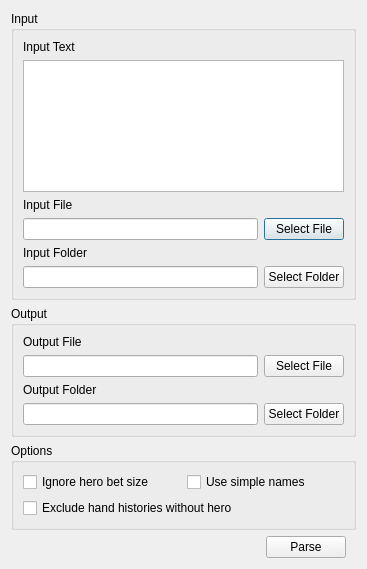
Old version of the form src/historyparser.ui in the repository Z0mBee/HandHistoryParser.
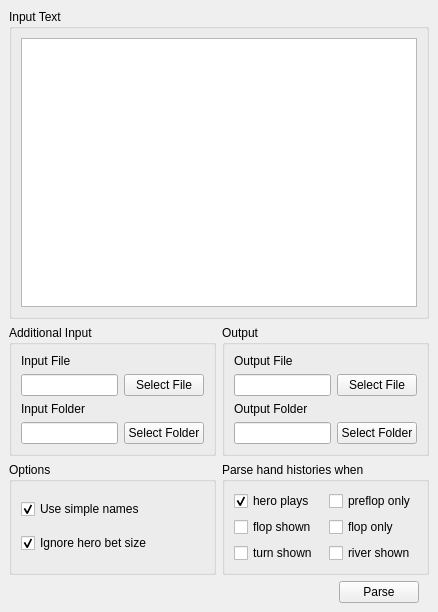
New version of the form. Icons and pictures are not drawn.

The edit to the form file:
```diff
--- a/src/historyparser.ui
+++ b/src/historyparser.ui
@@ -1,13 +1,13 @@
 <?xml version="1.0" encoding="UTF-8"?>
 <ui version="4.0">
- <class>HandHistoryParserDlg</class>
- <widget class="QDialog" name="HandHistoryParserDlg">
+ <class>HistoryParserWindow</class>
+ <widget class="QMainWindow" name="HistoryParserWindow">
   <property name="geometry">
    <rect>
     <x>0</x>
     <y>0</y>
-    <width>367</width>
-    <height>569</height>
+    <width>438</width>
+    <height>612</height>
    </rect>
   </property>
   <property name="windowTitle">
@@ -17,23 +17,29 @@
    <iconset>
     <normaloff>images/transfer.ico</normaloff>images/transfer.ico</iconset>
   </property>
-  <layout class="QVBoxLayout" name="verticalLayout_4">
-   <item>
-    <widget class="QGroupBox" name="groupBox">
+  <property name="tabShape">
+   <enum>QTabWidget::Rounded</enum>
+  </property>
+  <widget class="QWidget" name="centralwidget">
+   <layout class="QGridLayout" name="gridLayout_2">
+    <item row="0" column="0" colspan="2">
+     <widget class="QGroupBox" name="groupBox_5">
      <property name="title">
-      <string>Input</string>
-     </property>
-     <layout class="QVBoxLayout" name="verticalLayout">
-      <item>
-       <widget class="QLabel" name="label">
-        <property name="text">
          <string>Input Text</string>
         </property>
-       </widget>
-      </item>
+      <layout class="QVBoxLayout" name="verticalLayout_5">
       <item>
        <widget class="QTextEdit" name="textEditHistory"/>
       </item>
+      </layout>
+     </widget>
+    </item>
+    <item row="1" column="0">
+     <widget class="QGroupBox" name="groupBox">
+      <property name="title">
+       <string>Additional Input</string>
+      </property>
+      <layout class="QVBoxLayout" name="verticalLayout">
       <item>
        <widget class="QLabel" name="label_2">
         <property name="text">
@@ -87,7 +93,7 @@
      </layout>
     </widget>
    </item>
-   <item>
+    <item row="1" column="1">
     <widget class="QGroupBox" name="groupBox_2">
      <property name="title">
       <string>Output</string>
@@ -146,58 +152,90 @@
      </layout>
     </widget>
    </item>
-   <item>
+    <item row="2" column="0">
     <widget class="QGroupBox" name="groupBox_3">
      <property name="title">
       <string>Options</string>
      </property>
      <layout class="QVBoxLayout" name="verticalLayout_3">
       <item>
-       <layout class="QHBoxLayout" name="horizontalLayout_6">
-        <item>
-         <widget class="QCheckBox" name="checkBoxIgnoreBetSize">
-          <property name="text">
-           <string>Ignore hero bet size</string>
-          </property>
-         </widget>
-        </item>
-        <item>
          <widget class="QCheckBox" name="checkBoxSimpleNames">
           <property name="text">
            <string>Use simple names</string>
           </property>
-         </widget>
-        </item>
-       </layout>
-      </item>
-      <item>
-       <layout class="QHBoxLayout" name="horizontalLayout_7">
-        <item>
-         <widget class="QCheckBox" name="checkBoxExcludeNoHeroHH">
+         <property name="checked">
+          <bool>true</bool>
+         </property>
+        </widget>
+       </item>
+       <item>
+        <widget class="QCheckBox" name="checkBoxIgnoreBetSize">
+         <property name="text">
+          <string>Ignore hero bet size</string>
+         </property>
+         <property name="checked">
+          <bool>true</bool>
+         </property>
+        </widget>
+       </item>
+      </layout>
+     </widget>
+    </item>
+    <item row="2" column="1">
+     <widget class="QGroupBox" name="groupBox_4">
+      <property name="title">
+       <string>Parse hand histories when</string>
+      </property>
+      <layout class="QGridLayout" name="gridLayout">
+       <item row="0" column="0">
+        <widget class="QCheckBox" name="checkBoxHeroPlays">
           <property name="text">
-           <string>Exclude hand histories without hero</string>
-          </property>
-         </widget>
-        </item>
-        <item>
-         <spacer name="horizontalSpacer_2">
-          <property name="orientation">
-           <enum>Qt::Horizontal</enum>
-          </property>
-          <property name="sizeHint" stdset="0">
-           <size>
-            <width>40</width>
-            <height>20</height>
-           </size>
-          </property>
-         </spacer>
-        </item>
-       </layout>
-      </item>
+          <string>hero plays</string>
+         </property>
+         <property name="checked">
+          <bool>true</bool>
+         </property>
+        </widget>
+       </item>
+       <item row="0" column="1">
+        <widget class="QCheckBox" name="checkBoxPreflopOnly">
+         <property name="text">
+          <string>preflop only</string>
+         </property>
+        </widget>
+       </item>
+       <item row="1" column="0">
+        <widget class="QCheckBox" name="checkBoxFlopShown">
+         <property name="text">
+          <string>flop shown</string>
+         </property>
+        </widget>
+       </item>
+       <item row="1" column="1">
+        <widget class="QCheckBox" name="checkBoxFlopOnly">
+         <property name="text">
+          <string>flop only</string>
+         </property>
+        </widget>
+       </item>
+       <item row="2" column="0">
+        <widget class="QCheckBox" name="checkBoxTurnShown">
+         <property name="text">
+          <string>turn shown</string>
+         </property>
+        </widget>
+       </item>
+       <item row="2" column="1">
+        <widget class="QCheckBox" name="checkBoxRiverShown">
+         <property name="text">
+          <string>river shown</string>
+         </property>
+        </widget>
+       </item>
      </layout>
     </widget>
    </item>
-   <item>
+    <item row="3" column="0" colspan="2">
     <layout class="QHBoxLayout" name="horizontalLayout_5">
      <property name="leftMargin">
       <number>0</number>
@@ -228,6 +266,7 @@
     </layout>
    </item>
   </layout>
+  </widget>
  </widget>
  <resources/>
  <connections/>
```
Left out of the diff: 2 changed lines with no effect on the pictures. Lines whose indentation alone changed are shown as unchanged.
